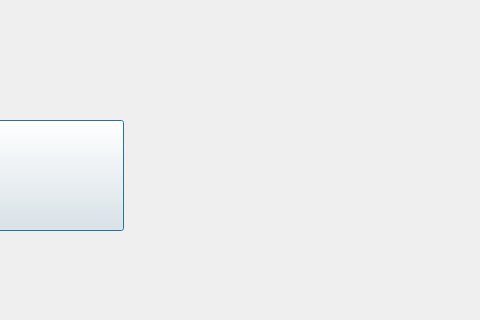
Before: the Qt Designer form PAD2_Praktikum3/startscreen.ui in quantanhoi/DungeonCrawler_Cpp, drawn with Qt 5; both pictures show x 497 to 977 and y 330 to 650 of the 977 by 650 pixel window.
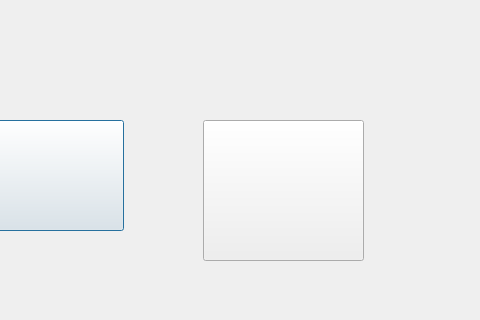
After: the same form once the commit is applied. Icons and pictures are not drawn.

Diff of the .ui file:
```diff
--- a/PAD2_Praktikum3/startscreen.ui
+++ b/PAD2_Praktikum3/startscreen.ui
@@ -45,6 +45,22 @@
     <string/>
    </property>
   </widget>
+  <widget class="QPushButton" name="pushButton_2">
+   <property name="geometry">
+    <rect>
+     <x>700</x>
+     <y>450</y>
+     <width>161</width>
+     <height>141</height>
+    </rect>
+   </property>
+   <property name="styleSheet">
+    <string notr="true">border-image:url(:/textures/load-icon.png)</string>
+   </property>
+   <property name="text">
+    <string/>
+   </property>
+  </widget>
   <zorder>label</zorder>
   <zorder>pushButton</zorder>
  </widget>
```
Left out of the diff: 1 changed line with no effect on the pictures.
